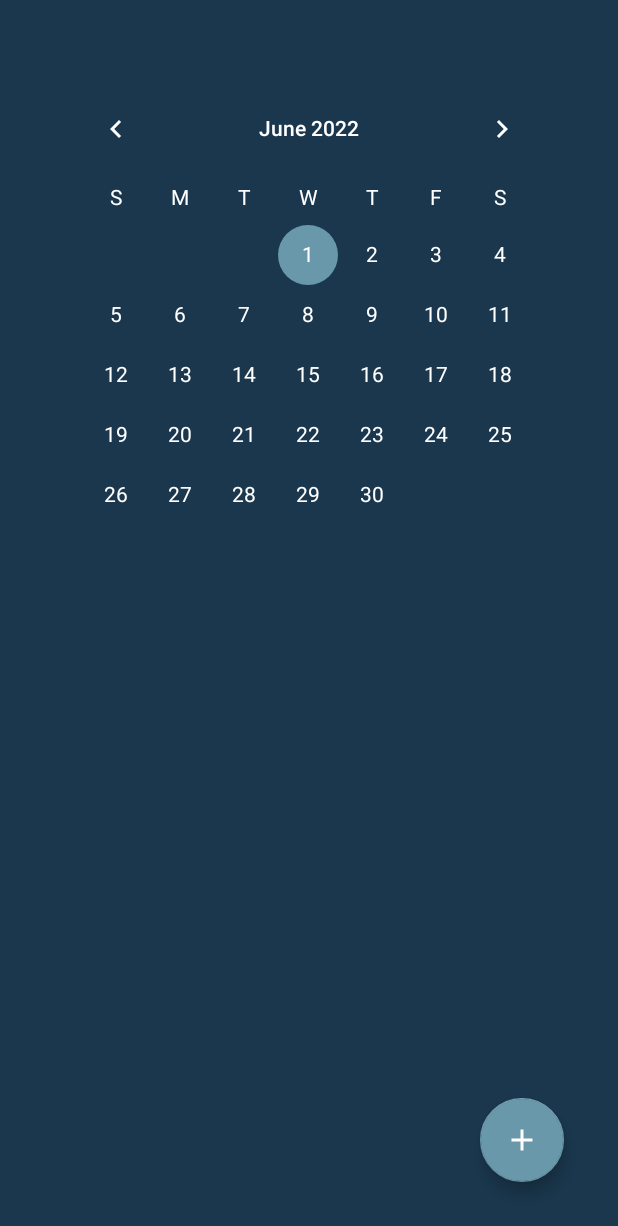
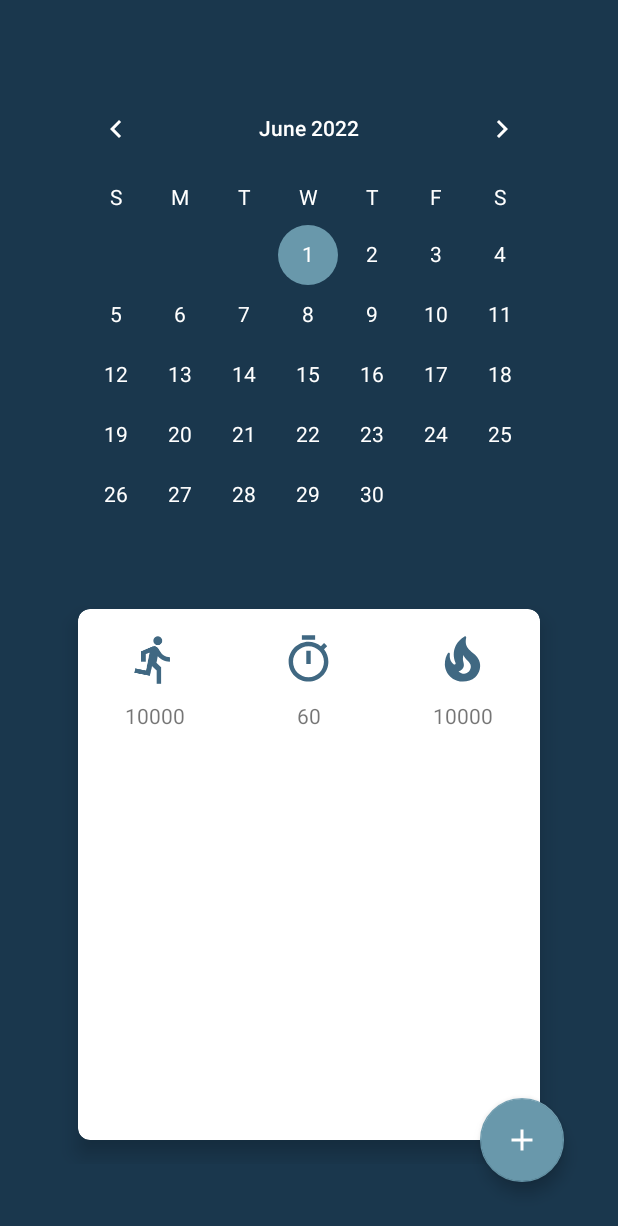
Before and after one commit to xxroman-tech/BeActive, an Android app: the layout fragment_main_application.xml on its own in the app's theme, with its tools: preview values and no code run, on a phone screen of 412 x 824 dp. Shown: the top 1226 px of the screen. Run offline under Robolectric (Android 15) with nearby library versions, the phone set to English and light mode, and no system bars.

Commit message:
#17 Pridanie carty do recycle view

```diff
--- a/app/build.gradle
+++ b/app/build.gradle
@@ -57,5 +57,6 @@ dependencies {
     implementation 'de.hdodenhof:circleimageview:3.1.0'
 
     implementation platform('com.google.firebase:firebase-bom:29.3.1')
+    implementation 'com.google.firebase:firebase-database-ktx'
 
 }
--- /dev/null
+++ b/app/src/main/res/drawable/ic_baseline_local_fire_department_24.xml
@@ -0,0 +1,5 @@
+<vector android:height="24dp" android:tint="#406882"
+    android:viewportHeight="24" android:viewportWidth="24"
+    android:width="24dp" xmlns:android="http://schemas.android.com/apk/res/android">
+    <path android:fillColor="@android:color/white" android:pathData="M19.48,12.35c-1.57,-4.08 -7.16,-4.3 -5.81,-10.23c0.1,-0.44 -0.37,-0.78 -0.75,-0.55C9.29,3.71 6.68,8 8.87,13.62c0.18,0.46 -0.36,0.89 -0.75,0.59c-1.81,-1.37 -2,-3.34 -1.84,-4.75c0.06,-0.52 -0.62,-0.77 -0.91,-0.34C4.69,10.16 4,11.84 4,14.37c0.38,5.6 5.11,7.32 6.81,7.54c2.43,0.31 5.06,-0.14 6.95,-1.87C19.84,18.11 20.6,15.03 19.48,12.35zM10.2,17.38c1.44,-0.35 2.18,-1.39 2.38,-2.31c0.33,-1.43 -0.96,-2.83 -0.09,-5.09c0.33,1.87 3.27,3.04 3.27,5.08C15.84,17.59 13.1,19.76 10.2,17.38z"/>
+</vector>
--- /dev/null
+++ b/app/src/main/res/drawable/ic_baseline_timer_24.xml
@@ -0,0 +1,5 @@
+<vector android:height="24dp" android:tint="#406882"
+    android:viewportHeight="24" android:viewportWidth="24"
+    android:width="24dp" xmlns:android="http://schemas.android.com/apk/res/android">
+    <path android:fillColor="@android:color/white" android:pathData="M15,1L9,1v2h6L15,1zM11,14h2L13,8h-2v6zM19.03,7.39l1.42,-1.42c-0.43,-0.51 -0.9,-0.99 -1.41,-1.41l-1.42,1.42C16.07,4.74 14.12,4 12,4c-4.97,0 -9,4.03 -9,9s4.02,9 9,9 9,-4.03 9,-9c0,-2.12 -0.74,-4.07 -1.97,-5.61zM12,20c-3.87,0 -7,-3.13 -7,-7s3.13,-7 7,-7 7,3.13 7,7 -3.13,7 -7,7z"/>
+</vector>
--- /dev/null
+++ b/app/src/main/res/layout/activity_item.xml
@@ -0,0 +1,91 @@
+<?xml version="1.0" encoding="utf-8"?>
+<androidx.cardview.widget.CardView xmlns:android="http://schemas.android.com/apk/res/android"
+    xmlns:app="http://schemas.android.com/apk/res-auto"
+    xmlns:tools="http://schemas.android.com/tools"
+    android:layout_width="match_parent"
+    android:layout_height="match_parent"
+    app:cardElevation="8dp"
+    app:cardCornerRadius="8dp"
+    android:layout_margin="16dp">
+
+    <androidx.constraintlayout.widget.ConstraintLayout
+        android:layout_width="match_parent"
+        android:layout_height="match_parent">
+
+        <LinearLayout
+            android:layout_width="match_parent"
+            android:layout_height="wrap_content"
+            android:orientation="horizontal"
+            tools:ignore="MissingConstraints">
+
+            <LinearLayout
+                android:layout_width="match_parent"
+                android:layout_height="match_parent"
+                android:padding="16dp"
+                android:layout_weight="1"
+                android:orientation="vertical">
+
+                <ImageView
+                    android:id="@+id/imageView"
+                    android:layout_width="35dp"
+                    android:layout_height="35dp"
+                    android:layout_gravity="center"
+                    app:srcCompat="@drawable/ic_baseline_directions_run_24" />
+
+                <TextView
+                    android:id="@+id/textViewSteps"
+                    android:layout_width="match_parent"
+                    android:layout_height="wrap_content"
+                    android:textAlignment="center"
+                    android:paddingTop="10dp"
+                    android:text="10000"/>
+            </LinearLayout>
+
+            <LinearLayout
+                android:layout_width="match_parent"
+                android:layout_height="match_parent"
+                android:layout_weight="1"
+                android:padding="16dp"
+                android:orientation="vertical">
+
+                <ImageView
+                    android:id="@+id/imageView2"
+                    android:layout_width="35dp"
+                    android:layout_height="35dp"
+                    android:layout_gravity="center"
+                    app:srcCompat="@drawable/ic_baseline_timer_24" />
+
+                <TextView
+                    android:id="@+id/textViewTime"
+                    android:layout_width="match_parent"
+                    android:layout_height="wrap_content"
+                    android:textAlignment="center"
+                    android:paddingTop="10dp"
+                    android:text="60"/>
+            </LinearLayout>
+
+            <LinearLayout
+                android:layout_width="match_parent"
+                android:layout_height="match_parent"
+                android:layout_weight="1"
+                android:padding="16dp"
+                android:orientation="vertical">
+
+                <ImageView
+                    android:id="@+id/imageView3"
+                    android:layout_width="35dp"
+                    android:layout_height="35dp"
+                    android:layout_gravity="center"
+                    app:srcCompat="@drawable/ic_baseline_local_fire_department_24" />
+
+                <TextView
+                    android:id="@+id/textViewBurnedCalories"
+                    android:layout_width="match_parent"
+                    android:layout_height="wrap_content"
+                    android:paddingTop="10dp"
+                    android:textAlignment="center"
+                    android:text="10000"/>
+            </LinearLayout>
+        </LinearLayout>
+    </androidx.constraintlayout.widget.ConstraintLayout>
+</androidx.cardview.widget.CardView>
--- a/app/src/main/res/layout/fragment_main_application.xml
+++ b/app/src/main/res/layout/fragment_main_application.xml
@@ -43,7 +43,8 @@
                 <androidx.recyclerview.widget.RecyclerView
                     android:id="@+id/activityZoznam"
                     android:layout_width="match_parent"
-                    android:layout_height="match_parent" />
+                    android:layout_height="wrap_content"
+                    tools:listitem="@layout/activity_item"/>
             </LinearLayout>
 
         </LinearLayout>
```
